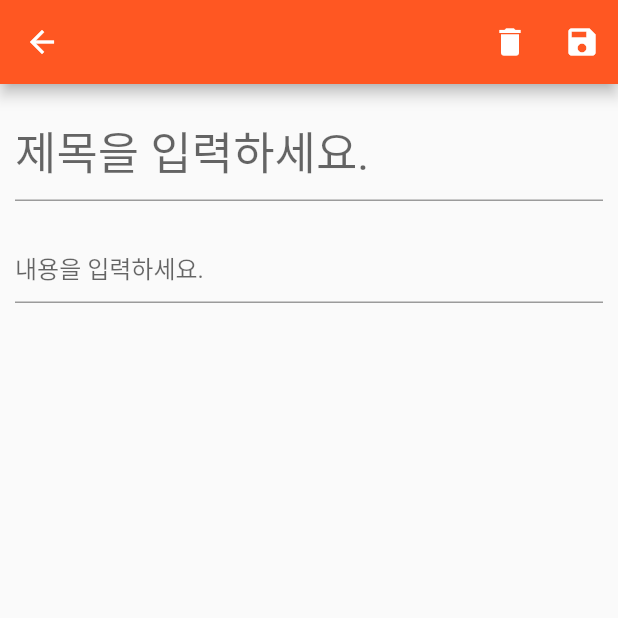
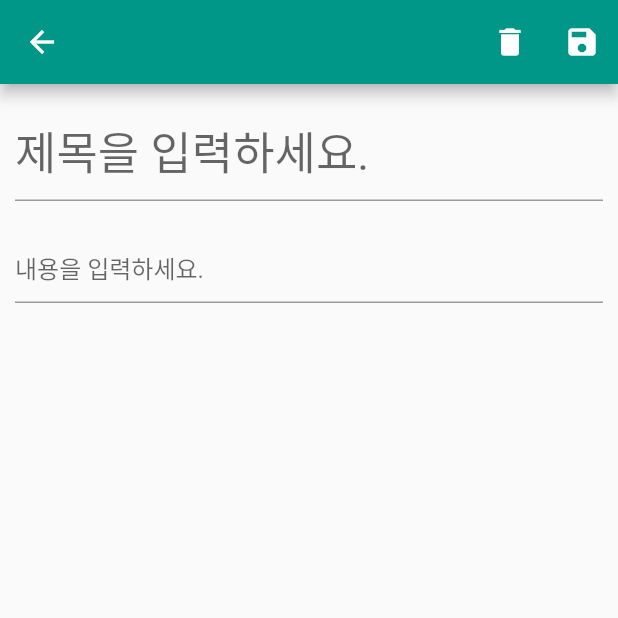
Before and after one commit to s-ggul/Flutter_CRUD, a Flutter app: the screen it shows after launch, after a tap on "메모 추가", on a phone screen of 412 x 824 dp, the top half of it. Run offline on Flutter 3.47's test engine with Material 2 defaults, Android fonts, the phone set to English and light mode, and no system bars; our stand-ins replace sqflite; accounts and stored records are empty.

Commit message:
[fix] main theme color

```diff
--- a/lib/main.dart
+++ b/lib/main.dart
@@ -13,7 +13,7 @@ class MyApp extends StatelessWidget {
     return MaterialApp(
       title: 'Flutter Demo',
       theme: ThemeData(
-        primarySwatch: Colors.deepOrange,
+        primarySwatch: Colors.teal,
         primaryColor: Colors.white,
       ),
       home: const MyHomePage(title: 'Flutter Demo Home Page'),
```
